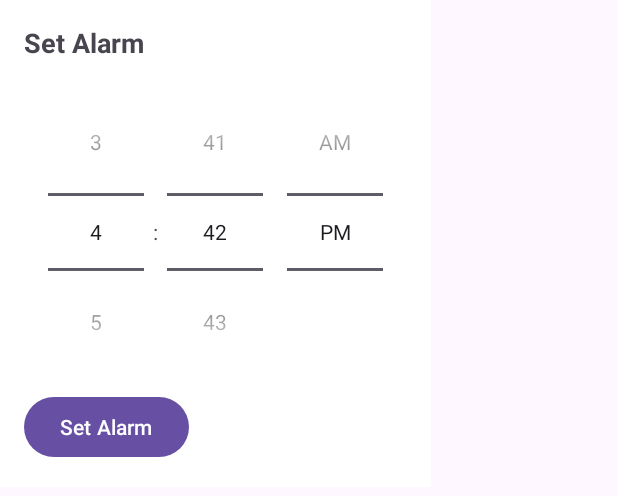
After one commit to t4i-dev/Clock_Application, an Android app: the layout activity_setup.xml on its own in the app's theme, with its tools: preview values and no code run, on a phone screen of 412 x 824 dp. The commit adds this screen. Shown: the top 496 px of the screen. Run offline under Robolectric (Android 15) with nearby library versions, the phone set to English and light mode, and no system bars.

Commit message:
Add setup page

```diff
--- a/app/src/main/AndroidManifest.xml
+++ b/app/src/main/AndroidManifest.xml
@@ -27,6 +27,8 @@
                 <category android:name="android.intent.category.LAUNCHER" />
             </intent-filter>
         </activity>
+        <activity android:name=".AlarmSetUp"
+            android:theme="@style/FloatingActivityTheme" />
     </application>
 
 </manifest>
--- a/app/src/main/java/com/example/clockapplication/AlarmPage.java
+++ b/app/src/main/java/com/example/clockapplication/AlarmPage.java
@@ -34,7 +34,8 @@ public class AlarmPage extends AppCompatActivity {
 
     private void AddAlarm()
     {
-
+        Intent intent = new Intent(this, AlarmSetUp.class);
+        startActivity(intent);
     }
 
 
--- /dev/null
+++ b/app/src/main/java/com/example/clockapplication/AlarmSetUp.java
@@ -0,0 +1,18 @@
+package com.example.clockapplication;
+import android.content.Intent;
+import android.os.Bundle;
+import android.view.View;
+import android.widget.Button;
+import android.widget.Switch;
+
+import androidx.appcompat.app.AppCompatActivity;
+
+public class AlarmSetUp extends AppCompatActivity {
+    @Override
+    protected void onCreate(Bundle savedInstanceState)
+    {
+        super.onCreate(savedInstanceState);
+        setContentView(R.layout.activity_setup);
+    }
+
+}
--- /dev/null
+++ b/app/src/main/res/layout/activity_setup.xml
@@ -0,0 +1,30 @@
+<?xml version="1.0" encoding="utf-8"?>
+<LinearLayout
+    xmlns:android="http://schemas.android.com/apk/res/android"
+    android:layout_width="wrap_content"
+    android:layout_height="wrap_content"
+    android:orientation="vertical"
+    android:padding="16dp"
+    android:background="@android:color/white">
+
+    <TextView
+        android:id="@+id/setup_title"
+        android:layout_width="wrap_content"
+        android:layout_height="wrap_content"
+        android:text="Set Alarm"
+        android:textSize="18sp"
+        android:textStyle="bold"
+        android:paddingBottom="8dp" />
+
+    <TimePicker
+        android:id="@+id/time_picker"
+        android:layout_width="wrap_content"
+        android:layout_height="wrap_content"
+        android:timePickerMode="spinner" />
+
+    <Button
+        android:id="@+id/set_alarm_button"
+        android:layout_width="wrap_content"
+        android:layout_height="wrap_content"
+        android:text="Set Alarm" />
+</LinearLayout>
--- /dev/null
+++ b/app/src/main/res/values/floating_activity.xml
@@ -0,0 +1,10 @@
+<?xml version="1.0" encoding="utf-8"?>
+
+<resources>
+    <style name="FloatingActivityTheme" parent="Theme.AppCompat.Light.Dialog">
+        <!-- Add other customizations if needed -->
+        <item name="android:windowNoTitle">true</item>
+        <item name="android:windowIsFloating">true</item>
+        <item name="android:windowBackground">@android:color/white</item>
+    </style>
+</resources>
```
